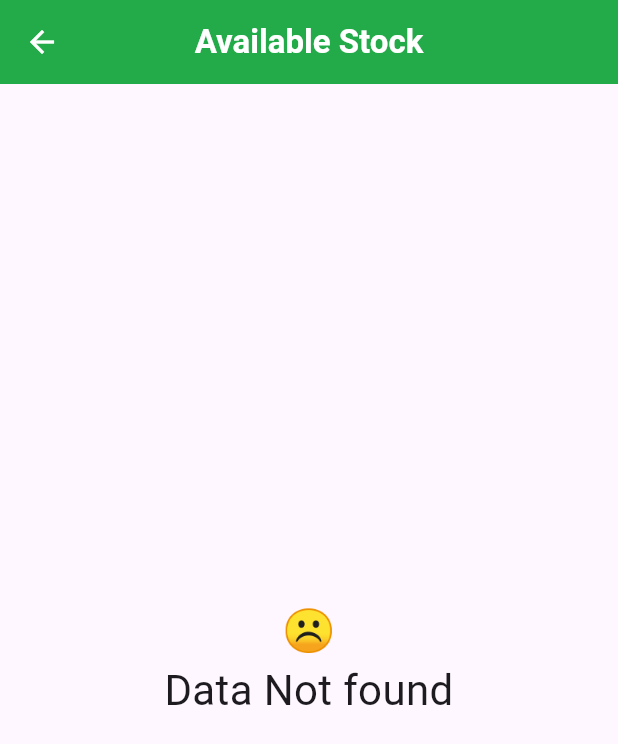
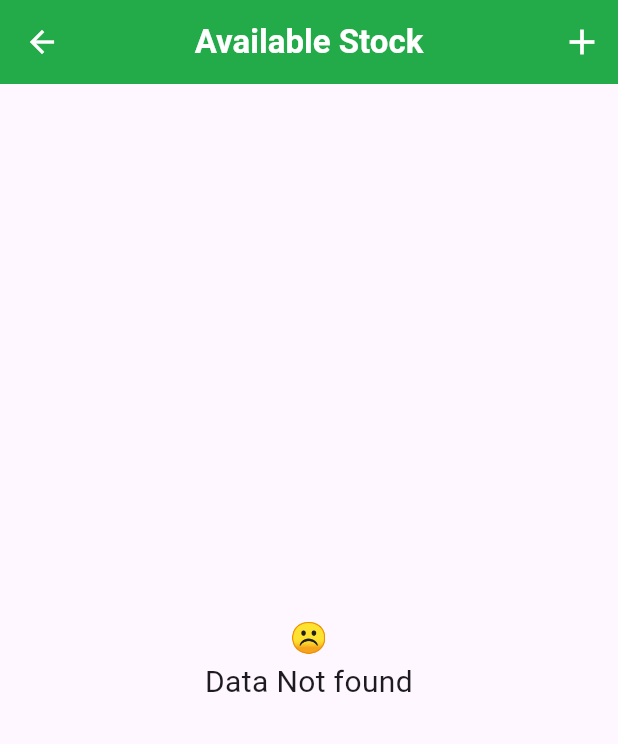
Before and after one commit to MukundVarsani/Grocery-app, a Flutter app: the DisplayAvailabeItem screen opened directly with empty values, on a phone screen of 412 x 824 dp. Shown: the top 744 px of the screen. Run offline on Flutter 3.47's test engine with Material 3 defaults, Android fonts, the phone set to English and light mode, and no system bars; our stand-ins replace cloud_firestore, firebase_auth, firebase_core, firebase_storage, image_picker, shared_preferences and 1 more; missing offline and left inert: animation_wrappers; accounts and stored records are empty.

Commit message:
add some bugs in admin UI

```diff
--- a/lib/Admin/Pages/add_Item_to_cat_page.dart
+++ b/lib/Admin/Pages/add_Item_to_cat_page.dart
@@ -13,7 +13,7 @@ import 'package:velocity_x/velocity_x.dart';
 
 class AddItemToCart extends StatefulWidget {
   final String cat;
-  const AddItemToCart({super.key, this.cat = ""});
+  const AddItemToCart({super.key, this.cat = "Fruits"});
 
   @override
   State<AddItemToCart> createState() => _AddItemToCartState();
@@ -140,6 +140,7 @@ class _AddItemToCartState extends State<AddItemToCart> {
       appBar: AppBar(
         backgroundColor: AppColors.themeColor,
         centerTitle: true,
+        leading: BackButton(color: AppColors.whiteColor , onPressed: ()=>Navigator.pop(context),),
         title: const Text(
           "Add Fruit to cart",
           style: TextStyle(
--- a/lib/Admin/Pages/admin_home_page.dart
+++ b/lib/Admin/Pages/admin_home_page.dart
@@ -15,7 +15,7 @@ class AdminHomePage extends StatefulWidget {
 class _AdminHomePageState extends State<AdminHomePage> {
   static const List<Map<String, String>> catItemsList = [
     {"catName": "Fruits", "catImage": AppImages.fruits},
-    {"catName": "Vegetable", "catImage": AppImages.vegetables},
+    {"catName": "Vegetables", "catImage": AppImages.vegetables},
     {"catName": "Dairy", "catImage": AppImages.dairy},
     {"catName": "Meat", "catImage": AppImages.meat},
   ];
--- a/lib/Admin/Pages/display_avail_Item.dart
+++ b/lib/Admin/Pages/display_avail_Item.dart
@@ -1,10 +1,10 @@
 import 'package:flutter/material.dart';
 import 'package:myshop/Admin/Common/show_stock_card.dart';
+import 'package:myshop/Admin/Pages/add_Item_to_cat_page.dart';
 import 'package:myshop/Admin/Pages/product_detail_Page.dart';
 import 'package:myshop/Admin/Services/admin_services.dart';
 import 'package:myshop/Model/product_model.dart';
 import 'package:myshop/utils/colors.dart';
-import 'package:velocity_x/velocity_x.dart';
 
 class DisplayAvailabeItem extends StatefulWidget {
   final String categoryName;
@@ -51,6 +51,22 @@ class _DisplayAvailabeItemState extends State<DisplayAvailabeItem> {
             icon: const BackButtonIcon(),
             color: AppColors.whiteColor,
           ),
+          actions: [
+            IconButton(
+                onPressed: () {
+                  Navigator.push(
+                      context,
+                      MaterialPageRoute(
+                          builder: (_) => AddItemToCart(
+                                cat: widget.categoryName,
+                              )));
+                },
+                icon: const Icon(
+                  Icons.add,
+                  size: 28,
+                  color: AppColors.whiteColor,
+                ))
+          ],
           backgroundColor: AppColors.themeColor,
           title: const Text("Available Stock",
               style: TextStyle(
@@ -86,7 +102,11 @@ class _DisplayAvailabeItemState extends State<DisplayAvailabeItem> {
                         ),
                       );
                     })
-                : const Center(child:  Text("☹\nData Not found" , textAlign: TextAlign.center,style: TextStyle(fontSize:  28, fontWeight:  FontWeight.w400)))
+                : const Center(
+                    child: Text("☹\nData Not found",
+                        textAlign: TextAlign.center,
+                        style: TextStyle(
+                            fontSize: 20, fontWeight: FontWeight.w400)))
             : const Center(child: CircularProgressIndicator()));
   }
 }
```
Also changed, not shown: lib/Admin/Services/admin_services.dart (+23 -33 lines).
